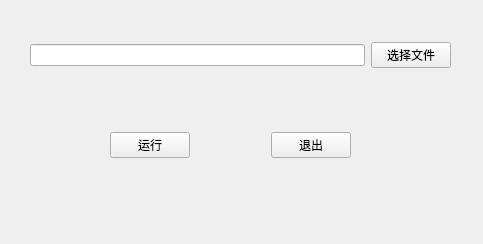
Lain928/MachineLearning, file test_pyqt5/ui/untitled.ui: the form before one commit.
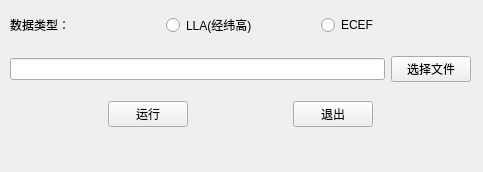
The form after the commit.

Commit message: pyqt5添加radiobtn按键，选择数据类型

Diff of the .ui file:
```diff
--- a/test_pyqt5/ui/untitled.ui
+++ b/test_pyqt5/ui/untitled.ui
@@ -7,7 +7,7 @@
     <x>0</x>
     <y>0</y>
     <width>483</width>
-    <height>244</height>
+    <height>172</height>
    </rect>
   </property>
   <property name="windowTitle">
@@ -16,13 +16,67 @@
   <widget class="QWidget" name="">
    <property name="geometry">
     <rect>
-     <x>110</x>
-     <y>130</y>
-     <width>241</width>
-     <height>30</height>
+     <x>10</x>
+     <y>0</y>
+     <width>461</width>
+     <height>141</height>
     </rect>
    </property>
+   <layout class="QVBoxLayout" name="verticalLayout">
+    <item>
+     <layout class="QHBoxLayout" name="horizontalLayout_3">
+      <item>
+       <widget class="QLabel" name="label">
+        <property name="text">
+         <string>数据类型：</string>
+        </property>
+       </widget>
+      </item>
+      <item>
+       <widget class="QRadioButton" name="radioLLA">
+        <property name="text">
+         <string>LLA(经纬高)</string>
+        </property>
+       </widget>
+      </item>
+      <item>
+       <widget class="QRadioButton" name="radioECEF">
+        <property name="text">
+         <string>ECEF</string>
+        </property>
+       </widget>
+      </item>
+     </layout>
+    </item>
+    <item>
+     <layout class="QHBoxLayout" name="horizontalLayout_2">
+      <item>
+       <widget class="QLineEdit" name="lineEdit"/>
+      </item>
+      <item>
+       <widget class="QPushButton" name="pushButton">
+        <property name="text">
+         <string>选择文件</string>
+        </property>
+       </widget>
+      </item>
+     </layout>
+    </item>
+    <item>
    <layout class="QHBoxLayout" name="horizontalLayout">
+      <item>
+       <spacer name="horizontalSpacer_2">
+        <property name="orientation">
+         <enum>Qt::Horizontal</enum>
+        </property>
+        <property name="sizeHint" stdset="0">
+         <size>
+          <width>40</width>
+          <height>20</height>
+         </size>
+        </property>
+       </spacer>
+      </item>
     <item>
      <widget class="QPushButton" name="pushButton_2">
       <property name="text">
@@ -50,27 +104,20 @@
       </property>
      </widget>
     </item>
-   </layout>
-  </widget>
-  <widget class="QWidget" name="">
-   <property name="geometry">
-    <rect>
-     <x>30</x>
-     <y>40</y>
-     <width>421</width>
-     <height>30</height>
-    </rect>
-   </property>
-   <layout class="QHBoxLayout" name="horizontalLayout_2">
     <item>
-     <widget class="QLineEdit" name="lineEdit"/>
-    </item>
-    <item>
-     <widget class="QPushButton" name="pushButton">
-      <property name="text">
-       <string>选择文件</string>
-      </property>
-     </widget>
+       <spacer name="horizontalSpacer_3">
+        <property name="orientation">
+         <enum>Qt::Horizontal</enum>
+        </property>
+        <property name="sizeHint" stdset="0">
+         <size>
+          <width>40</width>
+          <height>20</height>
+         </size>
+        </property>
+       </spacer>
+      </item>
+     </layout>
     </item>
    </layout>
   </widget>
```
Lines whose indentation alone changed are shown as unchanged. The commit also changes 4 other files.
